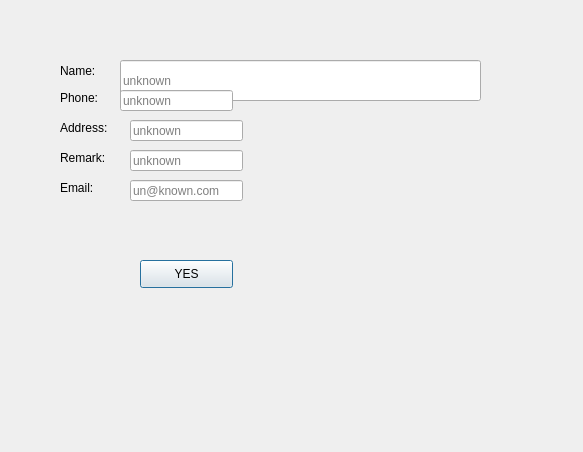
Old version of the form changeinfopage.ui in the repository Fennel1/Data_structure.
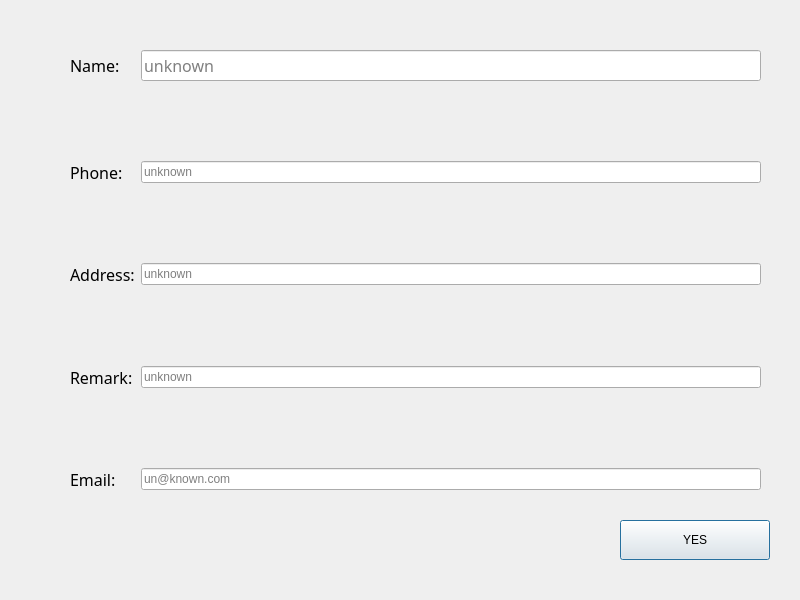
New version of the form.

Patch:
```diff
--- a/changeinfopage.ui
+++ b/changeinfopage.ui
@@ -6,156 +6,217 @@
    <rect>
     <x>0</x>
     <y>0</y>
-    <width>583</width>
-    <height>452</height>
+    <width>800</width>
+    <height>600</height>
    </rect>
   </property>
   <property name="windowTitle">
    <string>Dialog</string>
   </property>
-  <widget class="QLabel" name="label_name">
-   <property name="geometry">
-    <rect>
-     <x>60</x>
-     <y>60</y>
-     <width>72</width>
-     <height>21</height>
-    </rect>
-   </property>
-   <property name="text">
-    <string>Name:</string>
-   </property>
-  </widget>
-  <widget class="QLabel" name="label_phone">
-   <property name="geometry">
-    <rect>
-     <x>60</x>
-     <y>90</y>
-     <width>72</width>
-     <height>15</height>
-    </rect>
-   </property>
-   <property name="text">
-    <string>Phone:</string>
-   </property>
-  </widget>
-  <widget class="QLabel" name="label_address">
-   <property name="geometry">
-    <rect>
-     <x>60</x>
-     <y>120</y>
-     <width>72</width>
-     <height>15</height>
-    </rect>
-   </property>
-   <property name="text">
-    <string>Address:</string>
-   </property>
-  </widget>
-  <widget class="QLabel" name="label_remark">
-   <property name="geometry">
-    <rect>
-     <x>60</x>
-     <y>150</y>
-     <width>72</width>
-     <height>15</height>
-    </rect>
-   </property>
-   <property name="text">
-    <string>Remark:</string>
-   </property>
-  </widget>
-  <widget class="QLabel" name="label_email">
-   <property name="geometry">
-    <rect>
-     <x>60</x>
-     <y>180</y>
-     <width>72</width>
-     <height>15</height>
-    </rect>
-   </property>
-   <property name="text">
-    <string>Email:</string>
-   </property>
-  </widget>
-  <widget class="QLineEdit" name="lineEdit_name">
-   <property name="geometry">
-    <rect>
-     <x>120</x>
-     <y>60</y>
-     <width>361</width>
-     <height>41</height>
-    </rect>
-   </property>
-   <property name="placeholderText">
-    <string>unknown</string>
-   </property>
-  </widget>
-  <widget class="QLineEdit" name="lineEdit_phone">
-   <property name="geometry">
-    <rect>
-     <x>120</x>
-     <y>90</y>
-     <width>113</width>
-     <height>21</height>
-    </rect>
-   </property>
-   <property name="placeholderText">
-    <string>unknown</string>
-   </property>
-  </widget>
-  <widget class="QLineEdit" name="lineEdit_address">
-   <property name="geometry">
-    <rect>
-     <x>130</x>
-     <y>120</y>
-     <width>113</width>
-     <height>21</height>
-    </rect>
-   </property>
-   <property name="placeholderText">
-    <string>unknown</string>
-   </property>
-  </widget>
-  <widget class="QLineEdit" name="lineEdit_remark">
-   <property name="geometry">
-    <rect>
-     <x>130</x>
-     <y>150</y>
-     <width>113</width>
-     <height>21</height>
-    </rect>
-   </property>
-   <property name="placeholderText">
-    <string>unknown</string>
-   </property>
-  </widget>
-  <widget class="QLineEdit" name="lineEdit_email">
-   <property name="geometry">
-    <rect>
-     <x>130</x>
-     <y>180</y>
-     <width>113</width>
-     <height>21</height>
-    </rect>
-   </property>
-   <property name="placeholderText">
-    <string>un@known.com</string>
-   </property>
-  </widget>
+  <property name="styleSheet">
+   <string notr="true">font: 12pt &quot;微软雅黑&quot;;</string>
+  </property>
   <widget class="QPushButton" name="pushButton">
    <property name="geometry">
     <rect>
-     <x>140</x>
-     <y>260</y>
-     <width>93</width>
-     <height>28</height>
+     <x>620</x>
+     <y>520</y>
+     <width>150</width>
+     <height>40</height>
     </rect>
    </property>
    <property name="text">
     <string>YES</string>
    </property>
   </widget>
+  <widget class="QWidget" name="formLayoutWidget">
+   <property name="geometry">
+    <rect>
+     <x>70</x>
+     <y>50</y>
+     <width>691</width>
+     <height>441</height>
+    </rect>
+   </property>
+   <layout class="QFormLayout" name="formLayout">
+    <item row="0" column="0">
+     <widget class="QLabel" name="label_name">
+      <property name="font">
+       <font>
+        <family>微软雅黑</family>
+        <pointsize>12</pointsize>
+        <weight>50</weight>
+        <italic>false</italic>
+        <bold>false</bold>
+       </font>
+      </property>
+      <property name="text">
+       <string>Name:</string>
+      </property>
+     </widget>
+    </item>
+    <item row="1" column="1">
+     <spacer name="verticalSpacer">
+      <property name="orientation">
+       <enum>Qt::Vertical</enum>
+      </property>
+      <property name="sizeHint" stdset="0">
+       <size>
+        <width>20</width>
+        <height>40</height>
+       </size>
+      </property>
+     </spacer>
+    </item>
+    <item row="2" column="0">
+     <widget class="QLabel" name="label_phone">
+      <property name="font">
+       <font>
+        <family>微软雅黑</family>
+        <pointsize>12</pointsize>
+        <weight>50</weight>
+        <italic>false</italic>
+        <bold>false</bold>
+       </font>
+      </property>
+      <property name="text">
+       <string>Phone:</string>
+      </property>
+     </widget>
+    </item>
+    <item row="2" column="1">
+     <widget class="QLineEdit" name="lineEdit_phone">
+      <property name="placeholderText">
+       <string>unknown</string>
+      </property>
+     </widget>
+    </item>
+    <item row="3" column="1">
+     <spacer name="verticalSpacer_2">
+      <property name="orientation">
+       <enum>Qt::Vertical</enum>
+      </property>
+      <property name="sizeHint" stdset="0">
+       <size>
+        <width>20</width>
+        <height>40</height>
+       </size>
+      </property>
+     </spacer>
+    </item>
+    <item row="4" column="0">
+     <widget class="QLabel" name="label_address">
+      <property name="font">
+       <font>
+        <family>微软雅黑</family>
+        <pointsize>12</pointsize>
+        <weight>50</weight>
+        <italic>false</italic>
+        <bold>false</bold>
+       </font>
+      </property>
+      <property name="text">
+       <string>Address:</string>
+      </property>
+     </widget>
+    </item>
+    <item row="4" column="1">
+     <widget class="QLineEdit" name="lineEdit_address">
+      <property name="placeholderText">
+       <string>unknown</string>
+      </property>
+     </widget>
+    </item>
+    <item row="5" column="1">
+     <spacer name="verticalSpacer_3">
+      <property name="orientation">
+       <enum>Qt::Vertical</enum>
+      </property>
+      <property name="sizeHint" stdset="0">
+       <size>
+        <width>20</width>
+        <height>40</height>
+       </size>
+      </property>
+     </spacer>
+    </item>
+    <item row="6" column="0">
+     <widget class="QLabel" name="label_remark">
+      <property name="font">
+       <font>
+        <family>微软雅黑</family>
+        <pointsize>12</pointsize>
+        <weight>50</weight>
+        <italic>false</italic>
+        <bold>false</bold>
+       </font>
+      </property>
+      <property name="text">
+       <string>Remark:</string>
+      </property>
+     </widget>
+    </item>
+    <item row="6" column="1">
+     <widget class="QLineEdit" name="lineEdit_remark">
+      <property name="placeholderText">
+       <string>unknown</string>
+      </property>
+     </widget>
+    </item>
+    <item row="7" column="1">
+     <spacer name="verticalSpacer_4">
+      <property name="orientation">
+       <enum>Qt::Vertical</enum>
+      </property>
+      <property name="sizeHint" stdset="0">
+       <size>
+        <width>20</width>
+        <height>40</height>
+       </size>
+      </property>
+     </spacer>
+    </item>
+    <item row="8" column="0">
+     <widget class="QLabel" name="label_email">
+      <property name="font">
+       <font>
+        <family>微软雅黑</family>
+        <pointsize>12</pointsize>
+        <weight>50</weight>
+        <italic>false</italic>
+        <bold>false</bold>
+       </font>
+      </property>
+      <property name="text">
+       <string>Email:</string>
+      </property>
+     </widget>
+    </item>
+    <item row="8" column="1">
+     <widget class="QLineEdit" name="lineEdit_email">
+      <property name="placeholderText">
+       <string>un@known.com</string>
+      </property>
+     </widget>
+    </item>
+    <item row="0" column="1">
+     <widget class="QLineEdit" name="lineEdit_name">
+      <property name="font">
+       <font>
+        <family>微软雅黑</family>
+        <pointsize>12</pointsize>
+        <weight>50</weight>
+        <italic>false</italic>
+        <bold>false</bold>
+       </font>
+      </property>
+      <property name="placeholderText">
+       <string>unknown</string>
+      </property>
+     </widget>
+    </item>
+   </layout>
+  </widget>
  </widget>
  <resources/>
  <connections/>
```
